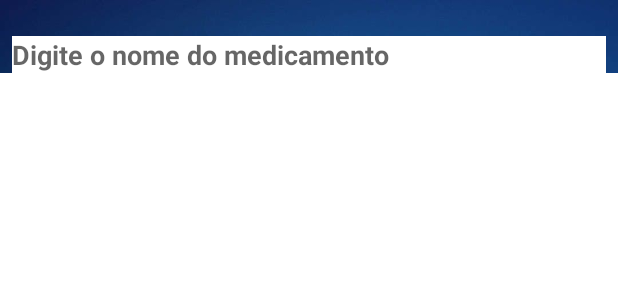
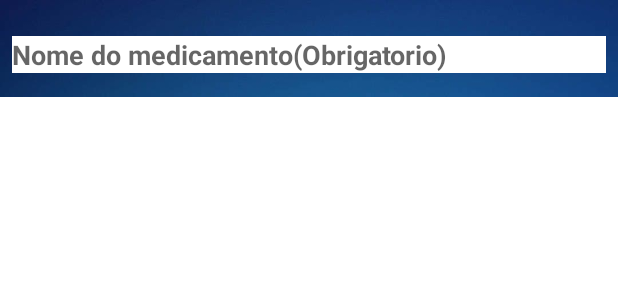
Before and after one commit to jlolis/MedicineSearchVFinal, an Android app: the layout activity_consulta.xml on its own in the app's theme, with its tools: preview values and no code run, on a phone screen of 412 x 824 dp. Shown: the top 300 px of the screen. Run offline under Robolectric (Android 15) with nearby library versions, the phone set to English and light mode, and no system bars.

```diff
--- a/app/src/main/res/layout/activity_consulta.xml
+++ b/app/src/main/res/layout/activity_consulta.xml
@@ -11,8 +11,9 @@
         android:id="@+id/ListViewConsuta"
         android:layout_width="wrap_content"
         android:layout_height="0dp"
+        android:layout_marginTop="16dp"
         android:background="@color/common_google_signin_btn_text_dark_default"
-        android:divider="@android:drawable/screen_background_dark_transparent"
+        android:divider="@drawable/fundodastelas"
         android:dividerHeight="20dp"
         app:layout_constraintBottom_toBottomOf="parent"
         app:layout_constraintEnd_toEndOf="parent"
@@ -31,6 +32,7 @@
         android:ems="10"
         android:hint="@string/cadastra_nome"
         android:inputType="textPersonName"
+        android:textAppearance="@style/TextAppearance.AppCompat.Medium"
         android:textColor="@color/common_google_signin_btn_text_dark_focused"
         android:textStyle="bold"
         app:layout_constraintEnd_toEndOf="parent"
--- a/app/src/main/res/layout/consulta_lista_medicamento.xml
+++ b/app/src/main/res/layout/consulta_lista_medicamento.xml
@@ -46,8 +46,8 @@
 
     <Button
         android:id="@+id/btnBula"
-        android:layout_width="180dp"
-        android:layout_height="180dp"
+        android:layout_width="166dp"
+        android:layout_height="155dp"
         android:layout_marginTop="24dp"
         android:layout_marginBottom="24dp"
         android:background="@drawable/bula"
--- a/app/src/main/res/values/strings.xml
+++ b/app/src/main/res/values/strings.xml
@@ -6,7 +6,7 @@
     <string name="btn_cancelar">Cancelar</string>
     <string name="btn_cadastra_Medicamento">Cadastrar</string>
     <string name="txt_medicamento">LOGO</string>
-    <string name="cadastra_nome">Digite o nome do medicamento</string>
+    <string name="cadastra_nome">Nome do medicamento(Obrigatorio)</string>
     <string name="digite_medicamento">Medicamento:</string>
     <string name="observacao">Observações:</string>
     <string name="digite_observacao">Digite as observações</string>
```
Also changed, not shown: app/src/main/java/com/example/joaoelolis/medicinesearchv2/Cadastrar.java (+14 -5 lines).
